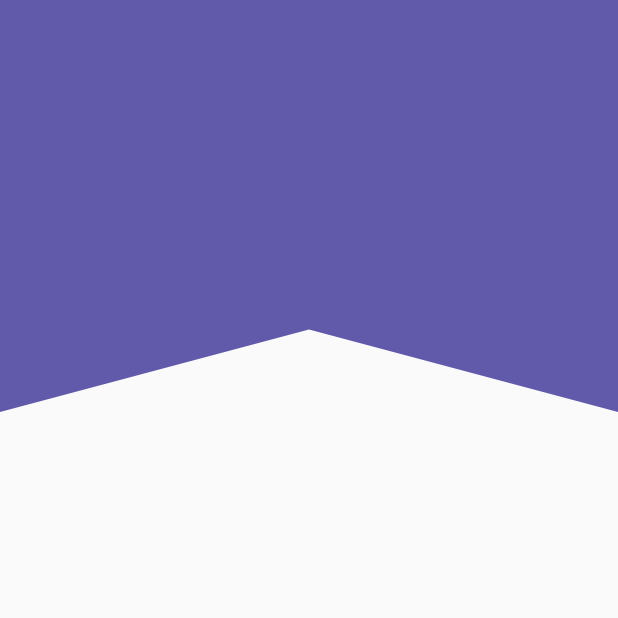
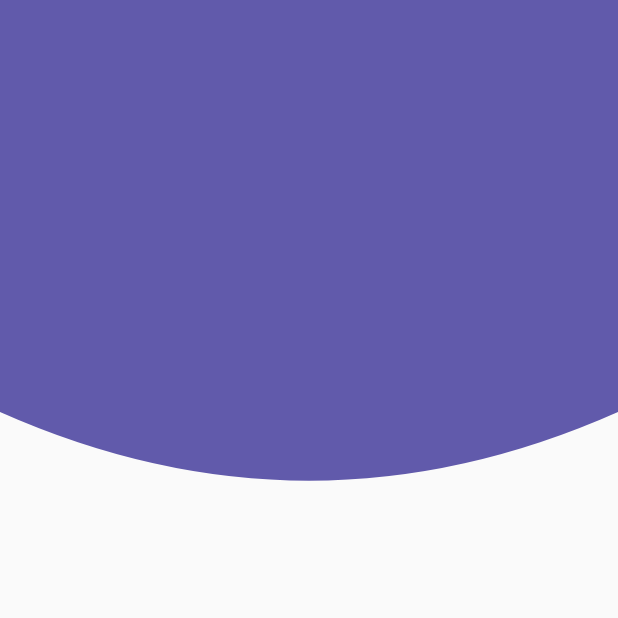
Before and after one commit to CrisMEDev/Flutter-Designs_and_animations, a Flutter app: the screen it shows after launch, on a phone screen of 412 x 824 dp, the top half of it. Run offline on Flutter 3.47's test engine with Material 2 defaults, Android fonts, the phone set to English and light mode, and no system bars.

Commit message:
Se implementó el headerCurvo hacia afuera con ayuda del quadraticBezierTo()

```diff
--- a/lib/src/pages/headers_page.dart
+++ b/lib/src/pages/headers_page.dart
@@ -9,7 +9,7 @@ class HeadersPage extends StatelessWidget {
       // body: HeaderCuadrado(),
       // body: HeaderBordesRedondeados(),
       // body: HeaderTrianguloDerecho(),
-      body: HeaderPicoAdentro(),
+      body: HeaderCurvoAfuera(),
     );
   }
 }
--- a/lib/src/widgets/headers.dart
+++ b/lib/src/widgets/headers.dart
@@ -144,6 +144,7 @@ class _HeaderPicoAdentroPainter extends CustomPainter{
     // Propiedades
     paint.color = Color( 0xFF615AAB );
     paint.style = PaintingStyle.fill;
+
     // Dibujar con el path y el paint; El path por defecto esta en (0, 0)
     path.lineTo(0, size.height / 3);
     path.lineTo(size.width / 2, size.height / 3.75);
@@ -158,3 +159,45 @@ class _HeaderPicoAdentroPainter extends CustomPainter{
     bool shouldRepaint(covariant CustomPainter oldDelegate) => true;
 
 }
+
+class HeaderCurvoAfuera extends StatelessWidget {
+  @override
+  Widget build(BuildContext context) {
+    return Container(
+      width: double.infinity,
+      height: double.infinity,
+
+      child: CustomPaint(
+        painter: _HeaderCurvoAfueraPainter(),
+      ),
+    );
+  }
+}
+
+class _HeaderCurvoAfueraPainter extends CustomPainter{
+  @override
+  void paint(Canvas canvas, Size size) {
+      final paint = new Paint();
+      final path = new Path();
+
+      // Propiedades
+      paint.color = Color( 0xFF615AAB );
+      paint.style = PaintingStyle.fill;
+
+      // Camino del path
+      path.lineTo(0, size.height / 3);
+      path.quadraticBezierTo(size.width / 2, size.height / 2.25, size.width, size.height / 3);  // El primer punto solicitado es el eje de la curvatura
+                                                                  // El segundo es el punto donde termina
+      // path.lineTo(size.width, size.height / 3);  // Linea en vez de curvatura
+      path.lineTo(size.width, 0);
+
+
+      canvas.drawPath(path, paint);
+  }
+
+  @override
+  bool shouldRepaint(covariant CustomPainter oldDelegate) {
+    return true;
+  }
+
+}
```
